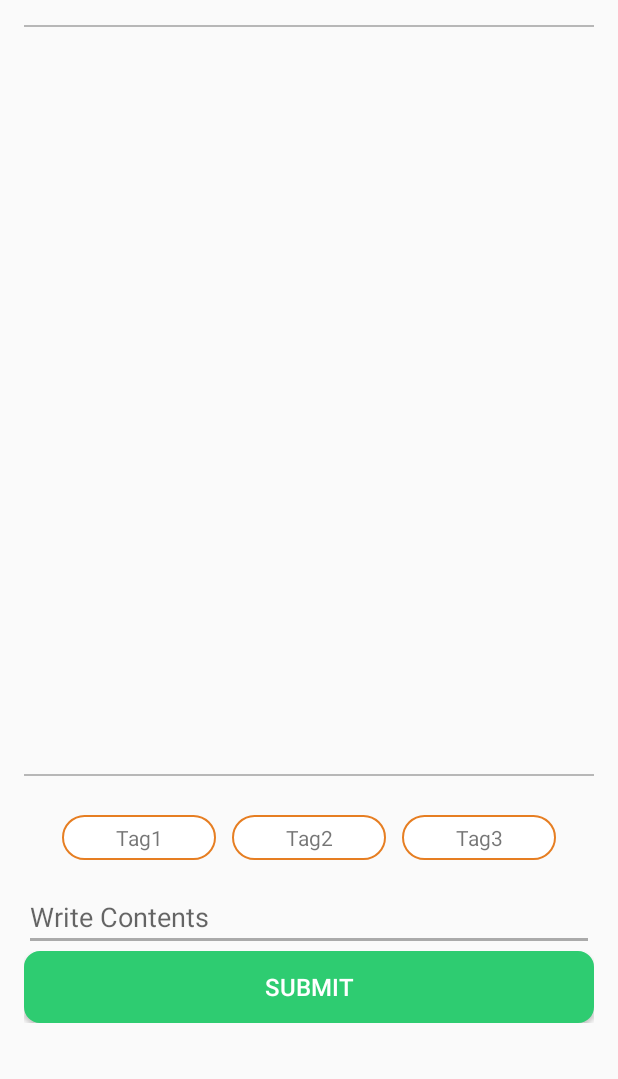
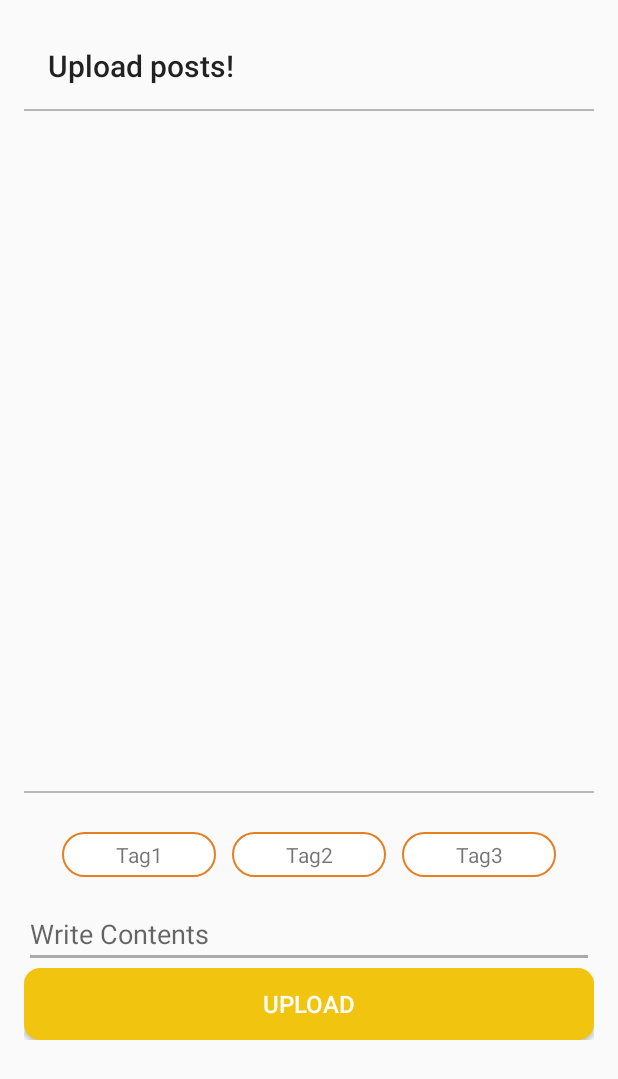
Before and after one commit to quino0627/cs492-2nd-project, an Android app: the UploadPostActivity screen opened directly, with no data from a screen before it, on a phone screen of 412 x 824 dp. Shown: the top 1079 px of the screen. Run offline under Robolectric (Android 15) with nearby library versions, the phone set to English and light mode, and no system bars; 1 statement that could not run was skipped.

Commit message:
change styles

```diff
--- a/client/Mastagram/app/src/main/java/com/example/quino0627/mastagram/UploadPostActivity.kt
+++ b/client/Mastagram/app/src/main/java/com/example/quino0627/mastagram/UploadPostActivity.kt
@@ -3,6 +3,7 @@ package com.example.quino0627.mastagram
 import android.net.Uri
 import android.support.v7.app.AppCompatActivity
 import android.os.Bundle
+import android.support.v7.app.ActionBar
 import android.util.Log
 import kotlinx.android.synthetic.main.activity_upload_post.*
 
--- a/client/Mastagram/app/src/main/res/drawable/rounded_corner_submit.xml
+++ b/client/Mastagram/app/src/main/res/drawable/rounded_corner_submit.xml
@@ -2,9 +2,9 @@
 <shape xmlns:android="http://schemas.android.com/apk/res/android" >
     <stroke
             android:width="1dp"
-            android:color="#2ecc71" />
+            android:color="#f1c40f" />
 
-    <solid android:color="#2ecc71" />
+    <solid android:color="#f1c40f" />
 
     <padding
             android:left="1dp"
--- a/client/Mastagram/app/src/main/res/layout/activity_upload_post.xml
+++ b/client/Mastagram/app/src/main/res/layout/activity_upload_post.xml
@@ -1,4 +1,5 @@
 <?xml version="1.0" encoding="utf-8"?>
+
 <LinearLayout
         xmlns:android="http://schemas.android.com/apk/res/android"
         xmlns:tools="http://schemas.android.com/tools"
@@ -12,6 +13,19 @@
         android:paddingTop="16dp"
         android:weightSum="1"
         tools:context=".UploadPostActivity">
+
+    <android.support.v7.widget.Toolbar
+            app:title="Upload posts!"
+            style="@style/TextAppearance.AppCompat.Widget.ActionBar.Title"
+            android:id="@+id/my_toolbar"
+            android:layout_width="match_parent"
+            android:layout_height="?attr/actionBarSize"
+            android:elevation="4dp"
+            android:theme="@style/ThemeOverlay.AppCompat.ActionBar"
+            app:popupTheme="@style/ThemeOverlay.AppCompat.Light"
+            android:gravity="center"
+            android:layout_gravity="center"
+    />
 
     <LinearLayout
             xmlns:android="http://schemas.android.com/apk/res/android"
@@ -105,6 +119,6 @@
             android:layout_width="match_parent"
             android:layout_height="wrap_content"
             android:orientation="horizontal">
-        <Button android:id="@+id/buttonClear" android:textColor="@android:color/white" android:textSize="16sp" android:layout_width="0dp" android:layout_height="wrap_content" android:layout_weight="1" android:background="@drawable/rounded_corner_submit" android:text="Submit"/>
+        <Button android:id="@+id/buttonClear" android:textColor="@android:color/white" android:textSize="16sp" android:layout_width="0dp" android:layout_height="wrap_content" android:layout_weight="1" android:background="@drawable/rounded_corner_submit" android:text="UPLOAD"/>
     </LinearLayout>
 </LinearLayout>
```
